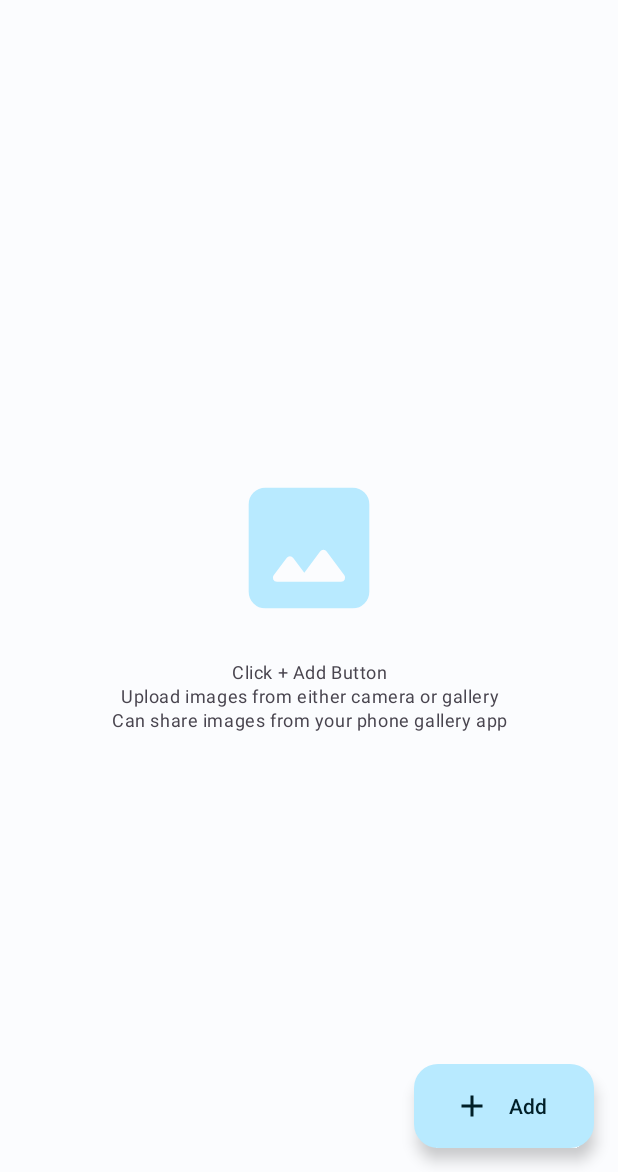
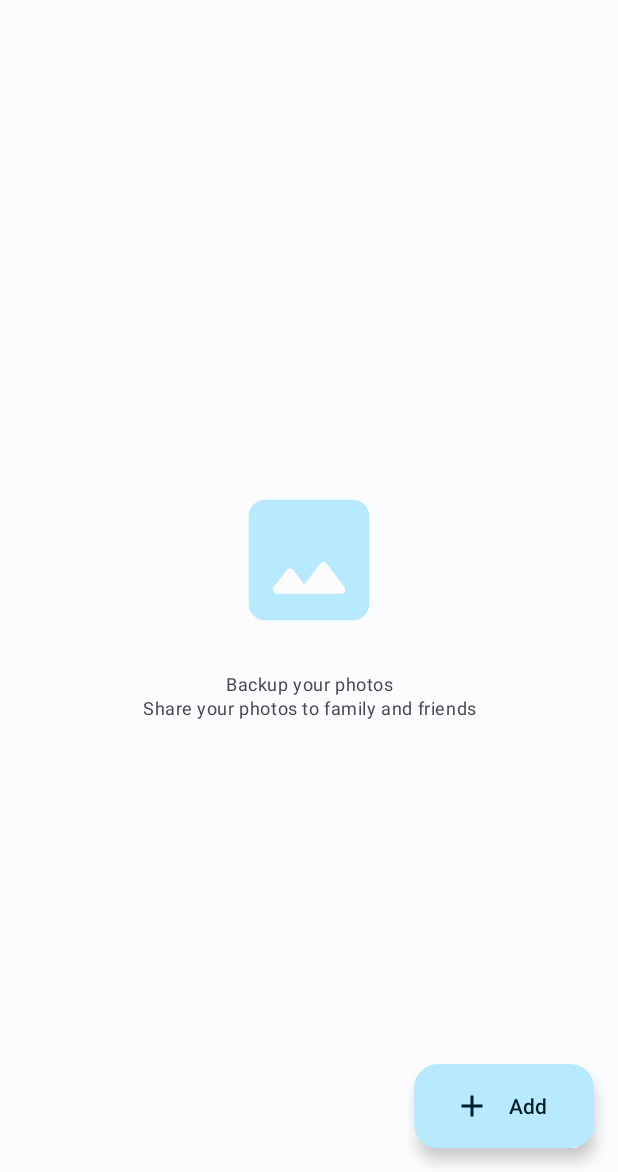
Before and after one commit to ashik169/ImageUpload, an Android app: the screen it shows after launch (HomeActivity), on a phone screen of 412 x 824 dp, the part 64-1236 px from its top. Run offline under Robolectric (Android 15) with nearby library versions, the phone set to English and light mode, and no system bars; our stand-ins replace navigation-ui; pictures from the network do not load.

Commit message:
Update strings.xml

```diff
--- a/app/src/main/res/values/strings.xml
+++ b/app/src/main/res/values/strings.xml
@@ -8,7 +8,7 @@
     <string name="cancel_label">Cancel</string>
 
     <string name="hint_pick_image">
-        Click + Add Button\nUpload images from either camera or gallery\nCan share images from your phone gallery app
+        Backup your photos\nShare your photos to family and friends
     </string>
     <string name="camera">Camera</string>
     <string name="gallery">Gallery</string>
```
